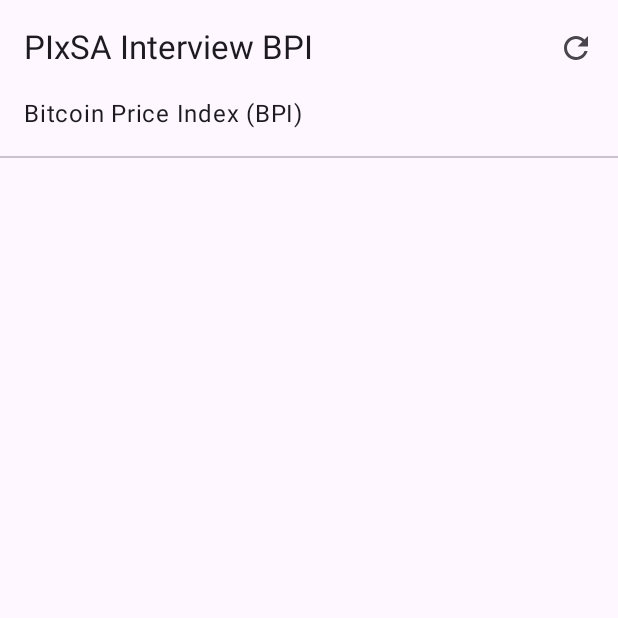
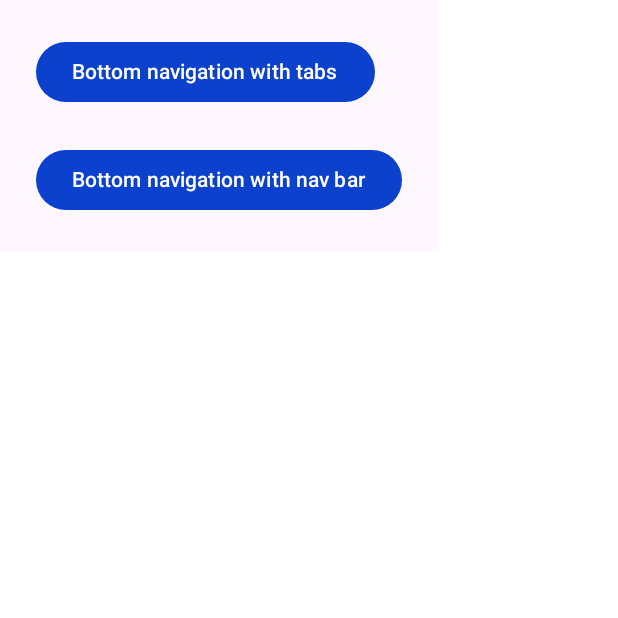
Before and after one commit to helod91/pixsa, an Android app built with Jetpack Compose: the screen it shows after launch (MainActivity), on a phone screen of 412 x 824 dp, the top half of it. Run offline under Robolectric (Android 15) with nearby library versions, the phone set to English and light mode, and no system bars.

Commit message:
Add bottom navigation examples

```diff
--- a/app/build.gradle
+++ b/app/build.gradle
@@ -54,6 +54,8 @@ dependencies {
     implementation 'com.squareup.retrofit2:retrofit:2.9.0'
     implementation 'com.squareup.retrofit2:converter-gson:2.9.0'
 
+    implementation "androidx.constraintlayout:constraintlayout-compose:1.0.1"
+
     implementation "androidx.compose.material:material:1.5.4"
     implementation "androidx.compose.material3:material3:1.1.2"
     implementation "androidx.lifecycle:lifecycle-viewmodel-compose:2.6.2"
--- /dev/null
+++ b/app/src/main/java/com/roche/android/bpi/presentation/features/router/RouterScreen.kt
@@ -0,0 +1,37 @@
+package com.roche.android.bpi.presentation.features.router
+
+import androidx.compose.foundation.layout.Column
+import androidx.compose.foundation.layout.Spacer
+import androidx.compose.foundation.layout.height
+import androidx.compose.foundation.layout.padding
+import androidx.compose.material3.Button
+import androidx.compose.material3.Text
+import androidx.compose.runtime.Composable
+import androidx.compose.ui.Modifier
+import androidx.compose.ui.unit.dp
+import androidx.navigation.NavController
+import com.roche.android.bpi.presentation.navigation.Navigation
+
+@Composable
+fun RouterScreen(navController: NavController) {
+
+    Column(Modifier.padding(24.dp)) {
+        Button(
+            onClick = {
+                navController.navigate(Navigation.Routes.HOME_TABS)
+            }
+        ) {
+            Text("Bottom navigation with tabs")
+        }
+
+        Spacer(Modifier.height(24.dp))
+
+        Button(
+            onClick = {
+                navController.navigate(Navigation.Routes.HOME_NAV)
+            }
+        ) {
+            Text("Bottom navigation with nav bar")
+        }
+    }
+}
--- a/app/src/main/java/com/roche/android/bpi/presentation/navigation/AppNavigation.kt
+++ b/app/src/main/java/com/roche/android/bpi/presentation/navigation/AppNavigation.kt
@@ -5,6 +5,9 @@ import androidx.navigation.compose.NavHost
 import androidx.navigation.compose.composable
 import androidx.navigation.compose.rememberNavController
 import com.roche.android.bpi.presentation.features.currencies.CurrenciesScreenDestination
+import com.roche.android.bpi.presentation.features.home.HomeNavScreen
+import com.roche.android.bpi.presentation.features.home.HomeTabsScreen
+import com.roche.android.bpi.presentation.features.router.RouterScreen
 
 @Composable
 fun AppNavigation() {
@@ -12,8 +15,23 @@ fun AppNavigation() {
 
     NavHost(
         navController = navController,
-        startDestination = Navigation.Routes.CURRENCIES
+        startDestination = Navigation.Routes.ROUTER
     ) {
+        composable(
+            route = Navigation.Routes.ROUTER
+        ) {
+            RouterScreen(navController)
+        }
+        composable(
+            route = Navigation.Routes.HOME_TABS
+        ) {
+            HomeTabsScreen()
+        }
+        composable(
+            route = Navigation.Routes.HOME_NAV
+        ) {
+            HomeNavScreen()
+        }
         composable(
             route = Navigation.Routes.CURRENCIES
         ) {
@@ -24,6 +42,9 @@ fun AppNavigation() {
 
 object Navigation {
     object Routes {
+        const val ROUTER = "router"
+        const val HOME_TABS = "home_tabs"
+        const val HOME_NAV = "home_nav"
         const val CURRENCIES = "currencies"
     }
 }
--- a/app/src/main/java/com/roche/android/bpi/presentation/theme/Color.kt
+++ b/app/src/main/java/com/roche/android/bpi/presentation/theme/Color.kt
@@ -6,3 +6,4 @@ val Purple200 = Color(0xFFBB86FC)
 val Purple500 = Color(0xFF6200EE)
 val Purple700 = Color(0xFF3700B3)
 val Teal200 = Color(0xFF03DAC5)
+val BlueRoche = Color(0xFF0B41CD)
--- a/app/src/main/java/com/roche/android/bpi/presentation/theme/Theme.kt
+++ b/app/src/main/java/com/roche/android/bpi/presentation/theme/Theme.kt
@@ -5,18 +5,23 @@ import androidx.compose.material3.MaterialTheme
 import androidx.compose.material3.darkColorScheme
 import androidx.compose.material3.lightColorScheme
 import androidx.compose.runtime.Composable
+import androidx.compose.ui.graphics.Color
 import com.br.wcabral.kotlin.android.githubcompose.ui.theme.Typography
 
 private val DarkColorPalette = darkColorScheme(
-    primary = Purple200,
+    primary = BlueRoche,
     secondary = Purple700,
-    tertiary = Teal200
+    tertiary = Teal200,
+    onPrimary = Color.DarkGray,
+    onSurfaceVariant = Color.LightGray
 )
 
 private val LightColorPalette = lightColorScheme(
-    primary = Purple500,
+    primary = BlueRoche,
     secondary = Purple700,
-    tertiary = Teal200
+    tertiary = Teal200,
+    onPrimary = Color.White,
+    onSurfaceVariant = Color.LightGray
 )
 
 @Composable
```
Also changed, not shown: app/src/main/java/com/roche/android/bpi/presentation/features/home/HomeNavScreen.kt (added, +146 -0 lines), app/src/main/java/com/roche/android/bpi/presentation/features/home/HomeTabsScreen.kt (added, +148 -0 lines), app/src/main/java/com/roche/android/bpi/presentation/features/home/NavigationItem.kt (added, +11 -0 lines).
